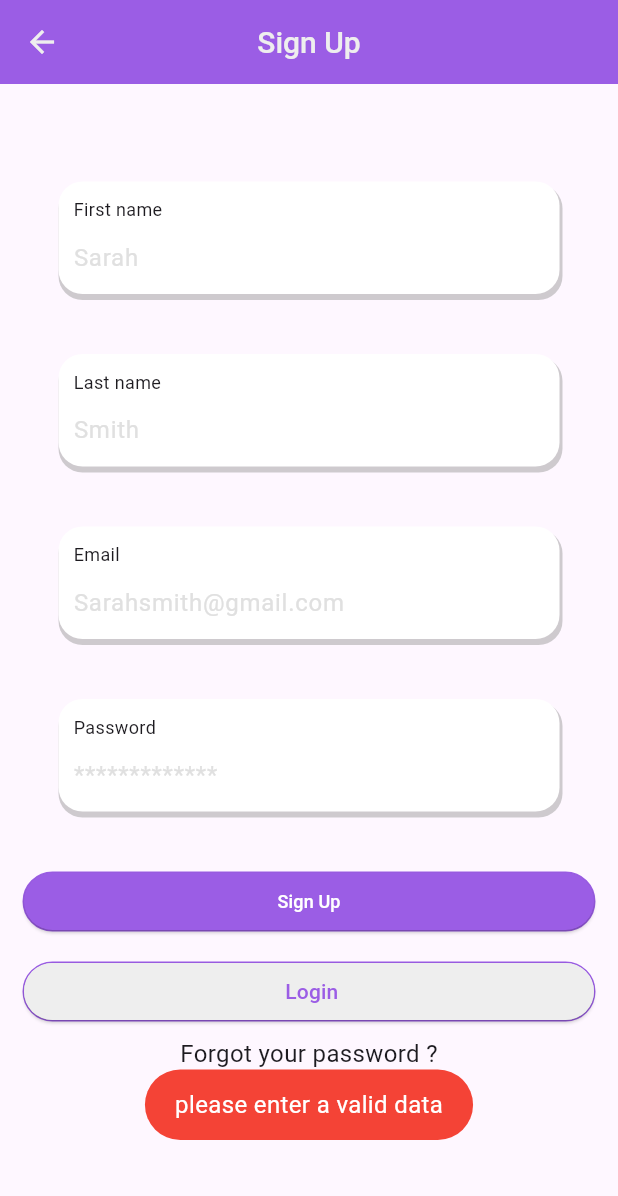
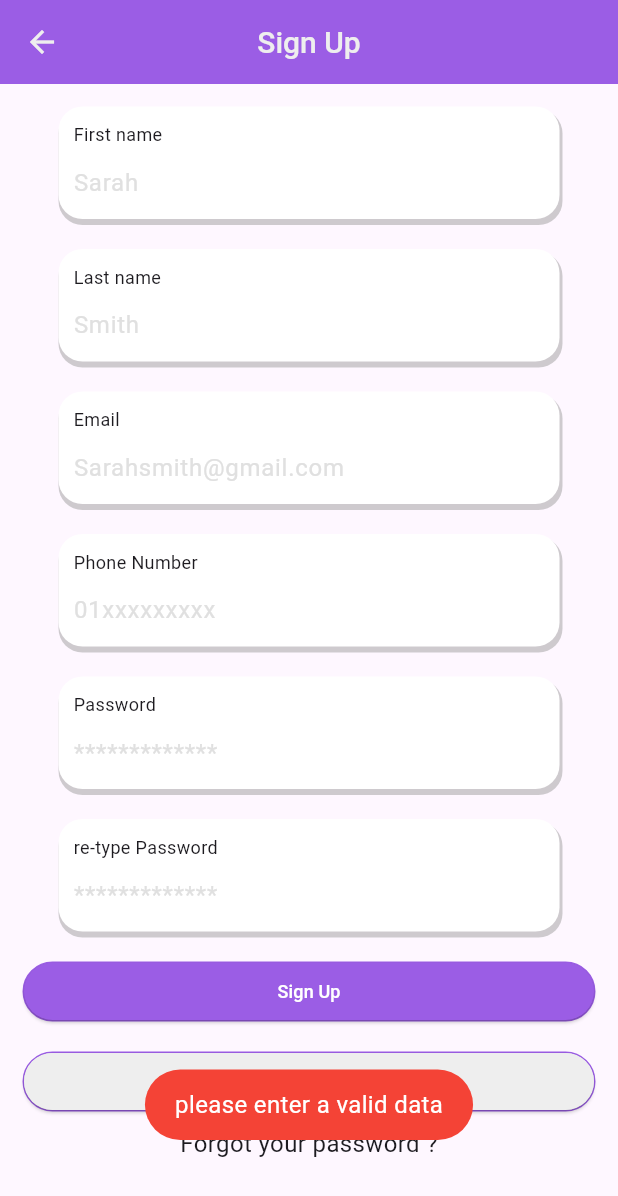
Before and after one commit to AhmedOssamaAhmed/car_pool_app, a Flutter app: the SignUp screen opened directly, after a tap on "Sign Up", on a phone screen of 412 x 824 dp. Shown: the top 1196 px of the screen. Run offline on Flutter 3.47's test engine with Material 2 defaults, Android fonts, the light colour scheme and no system bars; our stand-ins replace cloud_firestore, firebase_auth, firebase_core, fluttertoast, image_picker, shared_preferences; accounts and stored records are empty; network calls fail.

Commit message:
added verification while sign up , but still need to check if the email verifies before saving the data

```diff
--- a/lib/Modules/login/Login.dart
+++ b/lib/Modules/login/Login.dart
@@ -55,7 +55,7 @@ class Login extends StatelessWidget {
                               return;
                             }
                             else{
-                              buildProgress(text: "loading !!!", context: context,error: false);
+                              buildProgress(text: "loading ...", context: context,error: false);
                               await signIn(email, password, context);
                             }
 
--- a/lib/Modules/register/signup.dart
+++ b/lib/Modules/register/signup.dart
@@ -9,7 +9,9 @@ class SignUp extends StatelessWidget {
   var firstNameController = TextEditingController();
   var lastNameController = TextEditingController();
   var emailController = TextEditingController();
+  var phoneController = TextEditingController();
   var passwordController = TextEditingController();
+  var repasswordController = TextEditingController();
 
   @override
   Widget build(BuildContext context) {
@@ -20,28 +22,35 @@ class SignUp extends StatelessWidget {
             child: SingleChildScrollView(
               child: Column(
                 children: [
-                  SizedBox(height: 50,),
+                  // SizedBox(height: 10,),
                   defaultTextInputField(
                     controller: firstNameController,
                     type: TextInputType.name,
                     hint: 'Sarah',
                     title: 'First name',
                   ),
-                  SizedBox(height: 40,),
+                  SizedBox(height: 20,),
                   defaultTextInputField(
                     controller: lastNameController,
                     type: TextInputType.name,
                     hint: 'Smith',
                     title: 'Last name',
                   ),
-                  SizedBox(height: 40,),
+                  SizedBox(height: 20,),
                   defaultTextInputField(
                     controller: emailController,
                     type: TextInputType.emailAddress,
                     hint: 'Sarahsmith@gmail.com',
                     title: 'Email',
                   ),
-                  SizedBox(height: 40,),
+                  SizedBox(height: 20,),
+                  defaultTextInputField(
+                    controller: phoneController,
+                    type: TextInputType.phone,
+                    hint: '01xxxxxxxxx',
+                    title: 'Phone Number',
+                  ),
+                  SizedBox(height: 20,),
                   defaultTextInputField(
                     controller: passwordController,
                     type: TextInputType.visiblePassword,
@@ -49,7 +58,15 @@ class SignUp extends StatelessWidget {
                     title: 'Password',
                     safe: true,
                   ),
-                  SizedBox(height: 40,),
+                  SizedBox(height: 20,),
+                  defaultTextInputField(
+                    controller: repasswordController,
+                    type: TextInputType.visiblePassword,
+                    hint: '*************',
+                    title: 're-type Password',
+                    safe: true,
+                  ),
+                  SizedBox(height: 20,),
                   defaultButton(radius:24 ,
                       fontSize: 12,
                       function: () async {
@@ -57,7 +74,9 @@ class SignUp extends StatelessWidget {
                           String firstName = firstNameController.text.trim();
                           String lastName = lastNameController.text.trim();
                           String email = emailController.text.trim();
+                          String phone = phoneController.text.trim();
                           String password = passwordController.text.trim();
+                          String repassword = repasswordController.text.trim();
 
                           if (firstName.isEmpty ||
                               lastName.isEmpty ||
@@ -81,10 +100,19 @@ class SignUp extends StatelessWidget {
                             showToast(text: "Password must be at least 8 characters long and contain uppercase, lowercase, and numeric characters.",
                                 error: true
                             );
+                          }else if (password != repassword) {
+                            print("Passwords do not match.");
+                            showToast(text: "Passwords do not match.",
+                                error: true
+                            );
+                          }else if (phone.length != 11 || !RegExp(r'^01[0-2,5]{1}[0-9]{8}$').hasMatch(phone)) {
+                            print("Please enter a valid phone number.");
+                            showToast(text: "Please enter a valid phone number.",
+                                error: true
+                            );
                           }
                           else{
-                            await signUp(email, firstName, lastName, password);
-                            navigateAndFinish(context, Login());
+                            await signUp(email, firstName, lastName, password, phone,context);
 
                           }
                         };
```
Also changed, not shown: lib/Modules/profile/Profile.dart (+16 -1 lines), lib/Modules/register/firebase_signup.dart (+37 -3 lines), lib/home/history.dart (+8 -0 lines), lib/home/routes.dart (+8 -0 lines).
